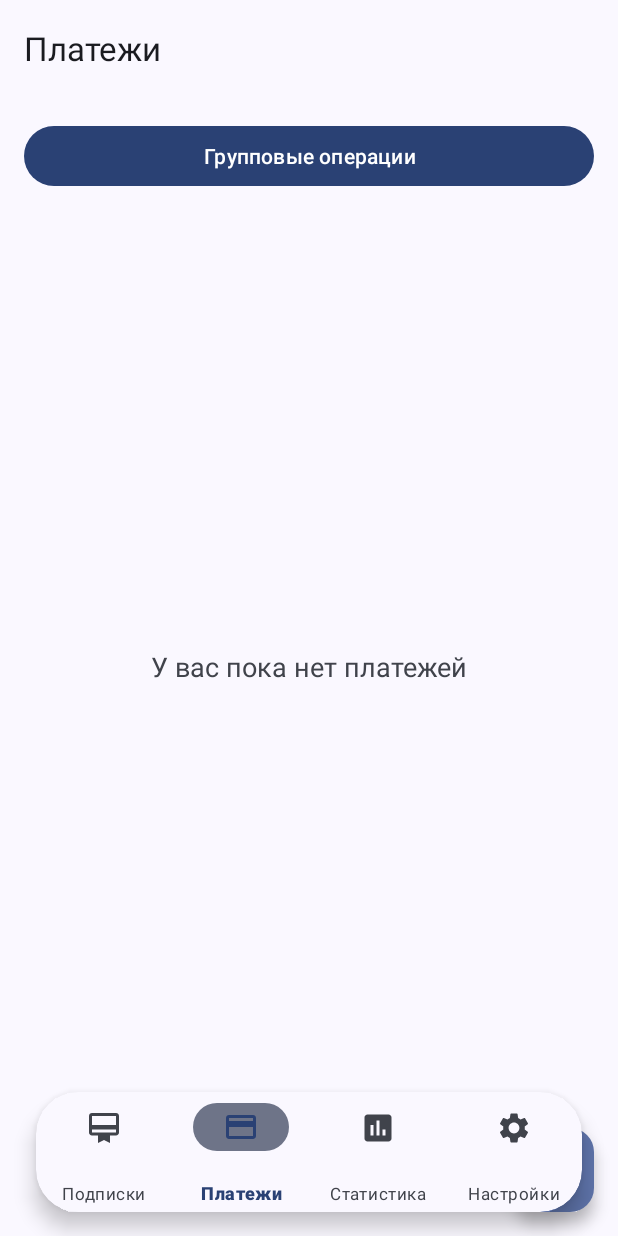
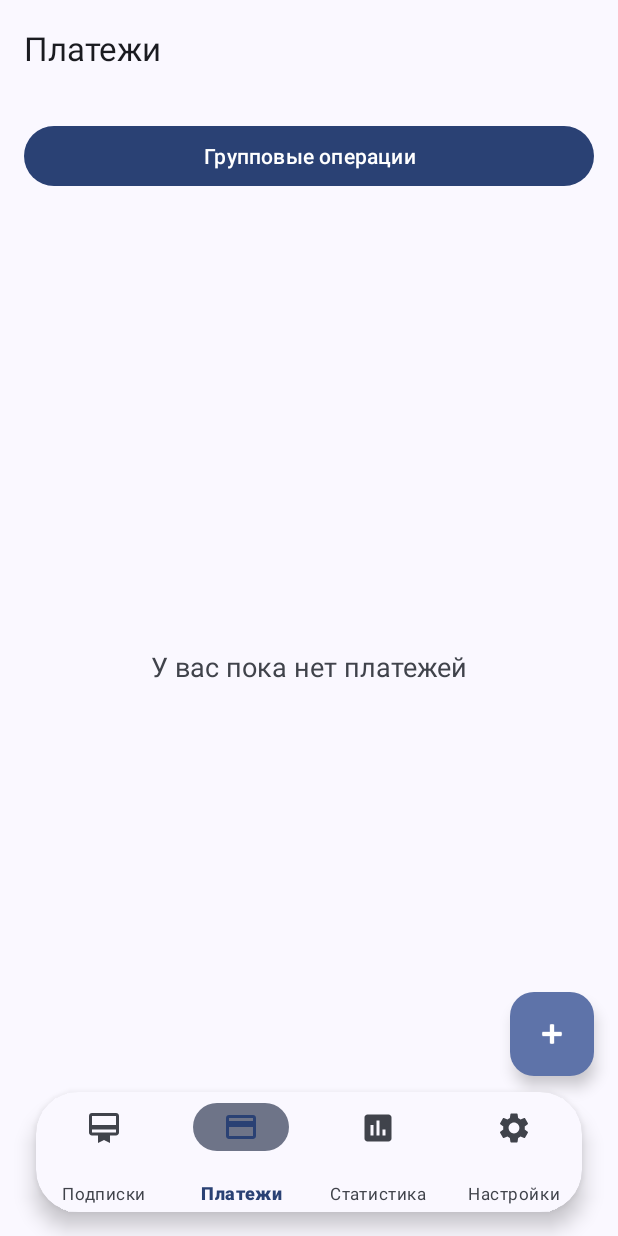
Before and after one commit to onlive1337/Trackify, an Android app: the AddPaymentFragment screen opened through its navigation route, item 2 of the bottom bar chosen, on a phone screen of 412 x 824 dp. Run offline under Robolectric (Android 15) with nearby library versions, the phone set to English and light mode, and no system bars; our stand-ins replace Room's generated code, navigation-ui.

Commit message:
feat: Adjust padding and add navigation bar support
-   **MainActivity:**
    -   Added `setupRecyclerViewBottomPadding` to add padding for RecyclerViews to handle the navigation bar.

-   **PaymentListFragment:**
    -   Updated the FAB's bottom margin to account for the navigation bar height and extra padding.
-
-   **SubscriptionListFragment:**
    -   Updated the FAB's bottom margin to account for the navigation bar height and extra padding.
    - Updated `empty view` strings.

-   **HelperScrollView:**
    -   Updated `HelperScrollView` and `HelperNestedScrollView` to add custom padding based on the bottom navigation bar and extra padding.
-
-    **Layouts:**
    -   Updated `fragment_payment_list` and `fragment_subscription_list` to set fab padding and elevation.

-   **Dimens:**
    - Updated `fab_bottom_padding` and add `floating_nav_extra_padding` and `bottom_nav_height`.

```diff
--- a/app/src/main/java/com/onlive/trackify/ui/payment/PaymentListFragment.kt
+++ b/app/src/main/java/com/onlive/trackify/ui/payment/PaymentListFragment.kt
@@ -33,6 +33,12 @@ class PaymentListFragment : Fragment() {
 
     override fun onViewCreated(view: View, savedInstanceState: Bundle?) {
         super.onViewCreated(view, savedInstanceState)
+
+        val bottomNavHeight = resources.getDimensionPixelSize(R.dimen.bottom_nav_height)
+        val extraPadding = resources.getDimensionPixelSize(R.dimen.floating_nav_extra_padding)
+        val fabMarginParams = binding.fabAddPayment.layoutParams as ViewGroup.MarginLayoutParams
+        fabMarginParams.bottomMargin = bottomNavHeight + extraPadding + 16
+        binding.fabAddPayment.layoutParams = fabMarginParams
 
         binding.fabAddPayment.setOnClickListener {
             findNavController().navigate(R.id.action_navigation_payments_to_addPaymentFragment)
--- a/app/src/main/java/com/onlive/trackify/ui/subscription/SubscriptionListFragment.kt
+++ b/app/src/main/java/com/onlive/trackify/ui/subscription/SubscriptionListFragment.kt
@@ -56,6 +56,12 @@ class SubscriptionListFragment : Fragment(), MenuProvider {
         requireActivity().addMenuProvider(this, viewLifecycleOwner, Lifecycle.State.RESUMED)
         viewModePreference = ViewModePreference(requireContext())
         isGridMode = viewModePreference.isGridModeEnabled()
+
+        val bottomNavHeight = resources.getDimensionPixelSize(R.dimen.bottom_nav_height)
+        val extraPadding = resources.getDimensionPixelSize(R.dimen.floating_nav_extra_padding)
+        val fabMarginParams = binding.fabAddSubscription.layoutParams as ViewGroup.MarginLayoutParams
+        fabMarginParams.bottomMargin = bottomNavHeight + extraPadding + 16
+        binding.fabAddSubscription.layoutParams = fabMarginParams
 
         binding.fabAddSubscription.setOnClickListener {
             AnimationUtils.pulseAnimation(it)
@@ -159,11 +165,9 @@ class SubscriptionListFragment : Fragment(), MenuProvider {
             binding.recyclerViewSubscriptions.visibility = View.GONE
 
             binding.textViewEmpty.text = if (isFiltered) {
-                getString(R.string
-                    .subscriptions_not_found)
+                getString(R.string.subscriptions_not_found)
             } else {
-                getString(R.string
-                    .no_subscriptions)
+                getString(R.string.no_subscriptions)
             }
         } else {
             binding.textViewEmpty.visibility = View.GONE
--- a/app/src/main/java/com/onlive/trackify/utils/HelperScrollView.kt
+++ b/app/src/main/java/com/onlive/trackify/utils/HelperScrollView.kt
@@ -4,6 +4,7 @@ import android.content.Context
 import android.util.AttributeSet
 import android.widget.ScrollView
 import androidx.core.widget.NestedScrollView
+import com.onlive.trackify.R
 
 class HelperScrollView @JvmOverloads constructor(
     context: Context,
@@ -13,16 +14,12 @@ class HelperScrollView @JvmOverloads constructor(
 
     init {
         clipToPadding = false
-        setPadding(paddingLeft, paddingTop, paddingRight, paddingBottom + getNavigationBarHeight())
+        setPadding(paddingLeft, paddingTop, paddingRight, paddingBottom + getCustomNavigationBarHeight())
     }
 
-    private fun getNavigationBarHeight(): Int {
-        val resourceId = resources.getIdentifier("navigation_bar_height", "dimen", "android")
-        return if (resourceId > 0) {
-            resources.getDimensionPixelSize(resourceId)
-        } else {
-            0
-        }
+    private fun getCustomNavigationBarHeight(): Int {
+        return resources.getDimensionPixelSize(R.dimen.bottom_nav_height) +
+                resources.getDimensionPixelSize(R.dimen.floating_nav_extra_padding)
     }
 }
 
@@ -34,15 +31,11 @@ class HelperNestedScrollView @JvmOverloads constructor(
 
     init {
         clipToPadding = false
-        setPadding(paddingLeft, paddingTop, paddingRight, paddingBottom + getNavigationBarHeight())
+        setPadding(paddingLeft, paddingTop, paddingRight, paddingBottom + getCustomNavigationBarHeight())
     }
 
-    private fun getNavigationBarHeight(): Int {
-        val resourceId = resources.getIdentifier("navigation_bar_height", "dimen", "android")
-        return if (resourceId > 0) {
-            resources.getDimensionPixelSize(resourceId)
-        } else {
-            0
-        }
+    private fun getCustomNavigationBarHeight(): Int {
+        return resources.getDimensionPixelSize(R.dimen.bottom_nav_height) +
+                resources.getDimensionPixelSize(R.dimen.floating_nav_extra_padding)
     }
 }
--- a/app/src/main/res/layout/fragment_payment_list.xml
+++ b/app/src/main/res/layout/fragment_payment_list.xml
@@ -96,9 +96,11 @@
         android:id="@+id/fabAddPayment"
         android:layout_width="wrap_content"
         android:layout_height="wrap_content"
-        android:layout_margin="16dp"
+        android:layout_marginEnd="16dp"
+        android:layout_marginBottom="@dimen/fab_bottom_padding"
         android:contentDescription="@string/add_payment"
         android:src="@android:drawable/ic_input_add"
+        android:elevation="8dp"
         app:layout_constraintBottom_toBottomOf="parent"
         app:layout_constraintEnd_toEndOf="parent" />
 
--- a/app/src/main/res/layout/fragment_subscription_list.xml
+++ b/app/src/main/res/layout/fragment_subscription_list.xml
@@ -104,9 +104,11 @@
         android:id="@+id/fabAddSubscription"
         android:layout_width="wrap_content"
         android:layout_height="wrap_content"
-        android:layout_margin="16dp"
+        android:layout_marginEnd="16dp"
+        android:layout_marginBottom="@dimen/fab_bottom_padding"
         android:contentDescription="@string/add_subscription"
         android:src="@android:drawable/ic_input_add"
+        android:elevation="8dp"
         app:layout_constraintBottom_toBottomOf="parent"
         app:layout_constraintEnd_toEndOf="parent" />
 
--- a/app/src/main/res/values/dimens.xml
+++ b/app/src/main/res/values/dimens.xml
@@ -1,6 +1,6 @@
 <?xml version="1.0" encoding="utf-8"?>
 <resources>
-    <dimen name="fab_bottom_padding">80dp</dimen>
+    <dimen name="fab_bottom_padding">110dp</dimen>
     <dimen name="color_picker_border_width">1dp</dimen>
     <dimen name="color_picker_selected_border_width">3dp</dimen>
     <dimen name="bottom_nav_height">72dp</dimen>
```
Also changed, not shown: app/src/main/java/com/onlive/trackify/MainActivity.kt (+16 -0 lines).
